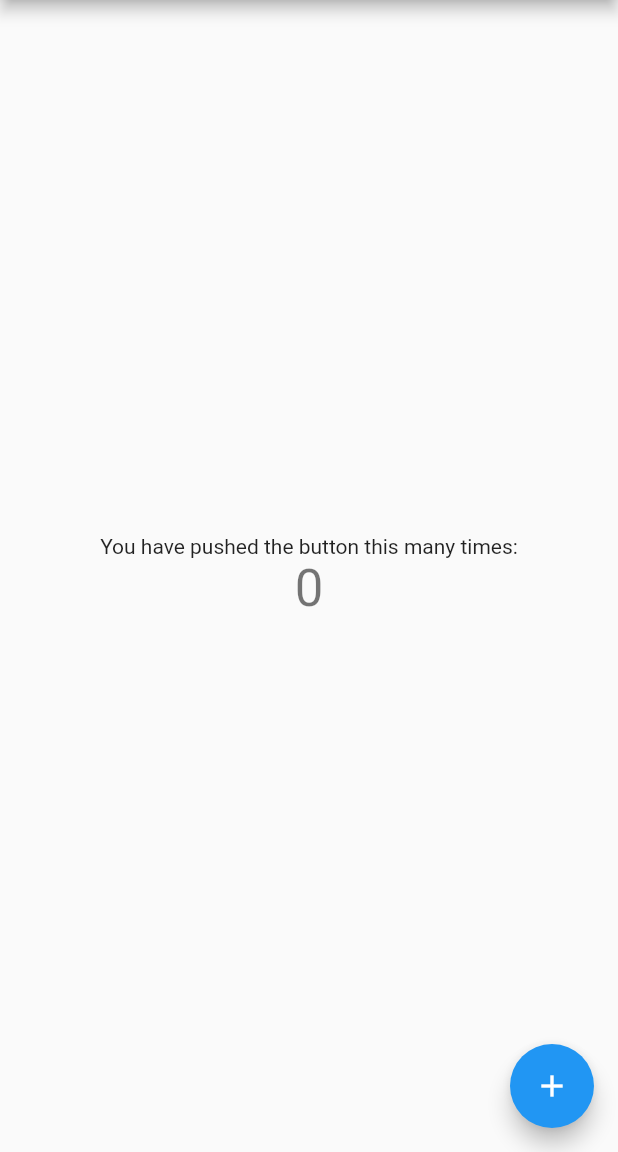
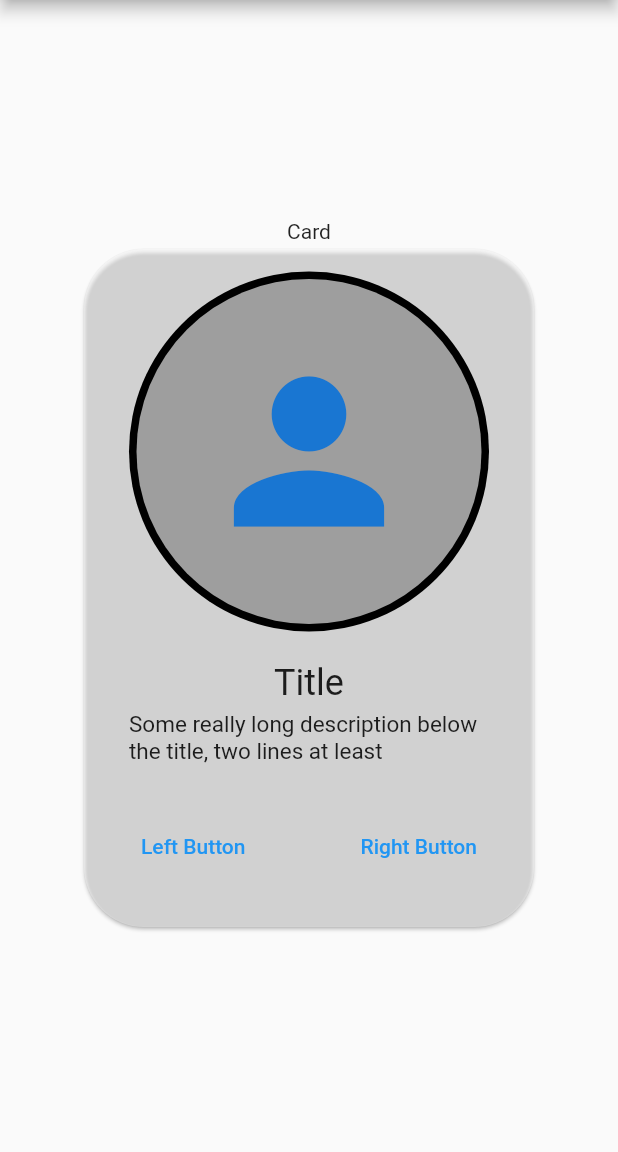
Before and after one commit to KovalskyiVarianti/simple_custom_widget, a Flutter app: the screen it shows after launch, on a phone screen of 412 x 824 dp, the part 84-1236 px from its top. Run offline on Flutter 3.47's test engine with Material 2 defaults, Android fonts, the phone set to English and light mode, and no system bars.

Commit message:
added custom card with state

```diff
--- a/lib/main.dart
+++ b/lib/main.dart
@@ -1,4 +1,5 @@
 import 'package:flutter/material.dart';
+import 'dart:math' as math;
 
 void main() {
   runApp(const MyApp());
@@ -7,109 +8,137 @@ void main() {
 class MyApp extends StatelessWidget {
   const MyApp({super.key});
 
-  // This widget is the root of your application.
   @override
   Widget build(BuildContext context) {
     return MaterialApp(
-      title: 'Flutter Demo',
+      title: 'Simple custom widget',
       theme: ThemeData(
-        // This is the theme of your application.
-        //
-        // Try running your application with "flutter run". You'll see the
-        // application has a blue toolbar. Then, without quitting the app, try
-        // changing the primarySwatch below to Colors.green and then invoke
-        // "hot reload" (press "r" in the console where you ran "flutter run",
-        // or simply save your changes to "hot reload" in a Flutter IDE).
-        // Notice that the counter didn't reset back to zero; the application
-        // is not restarted.
         primarySwatch: Colors.blue,
       ),
-      home: const MyHomePage(title: 'Flutter Demo Home Page'),
+      home: const StartPage(title: 'Flutter Demo Home Page'),
     );
   }
 }
 
-class MyHomePage extends StatefulWidget {
-  const MyHomePage({super.key, required this.title});
-
-  // This widget is the home page of your application. It is stateful, meaning
-  // that it has a State object (defined below) that contains fields that affect
-  // how it looks.
-
-  // This class is the configuration for the state. It holds the values (in this
-  // case the title) provided by the parent (in this case the App widget) and
-  // used by the build method of the State. Fields in a Widget subclass are
-  // always marked "final".
+class StartPage extends StatelessWidget {
+  const StartPage({super.key, required this.title});
 
   final String title;
 
   @override
-  State<MyHomePage> createState() => _MyHomePageState();
+  Widget build(BuildContext context) {
+    return Scaffold(
+      appBar: AppBar(
+        title: Text(title),
+      ),
+      body: const SimpleCustomWidget(name: "Card"),
+    );
+  }
 }
 
-class _MyHomePageState extends State<MyHomePage> {
-  int _counter = 0;
+class SimpleCustomWidget extends StatelessWidget {
+  const SimpleCustomWidget({super.key, required this.name});
 
-  void _incrementCounter() {
+  final String name;
+
+  @override
+  Widget build(BuildContext context) {
+    return Center(
+      child: Column(
+        mainAxisAlignment: MainAxisAlignment.center,
+        children: [
+          Text(name),
+          const StatefulCard(),
+        ],
+      ),
+    );
+  }
+}
+
+class StatefulCard extends StatefulWidget {
+  const StatefulCard({super.key});
+
+  @override
+  State<StatefulWidget> createState() => _StatefulCardState();
+}
+
+class _StatefulCardState extends State<StatefulCard> {
+  Color cardColor = Colors.white38;
+  Color avatarColor = Colors.grey;
+
+  void changeCardColor() {
     setState(() {
-      // This call to setState tells the Flutter framework that something has
-      // changed in this State, which causes it to rerun the build method below
-      // so that the display can reflect the updated values. If we changed
-      // _counter without calling setState(), then the build method would not be
-      // called again, and so nothing would appear to happen.
-      _counter++;
+      cardColor = Color((math.Random().nextDouble() * 0xFFFFFF).toInt())
+          .withOpacity(1.0);
+    });
+  }
+
+  void changeAvatarColor() {
+    setState(() {
+      avatarColor = Color((math.Random().nextDouble() * 0xFFFFFF).toInt())
+          .withOpacity(1.0);
     });
   }
 
   @override
   Widget build(BuildContext context) {
-    // This method is rerun every time setState is called, for instance as done
-    // by the _incrementCounter method above.
-    //
-    // The Flutter framework has been optimized to make rerunning build methods
-    // fast, so that you can just rebuild anything that needs updating rather
-    // than having to individually change instances of widgets.
-    return Scaffold(
-      appBar: AppBar(
-        // Here we take the value from the MyHomePage object that was created by
-        // the App.build method, and use it to set our appbar title.
-        title: Text(widget.title),
+    return Card(
+      shape: RoundedRectangleBorder(
+        borderRadius: BorderRadius.circular(40.0),
       ),
-      body: Center(
-        // Center is a layout widget. It takes a single child and positions it
-        // in the middle of the parent.
-        child: Column(
-          // Column is also a layout widget. It takes a list of children and
-          // arranges them vertically. By default, it sizes itself to fit its
-          // children horizontally, and tries to be as tall as its parent.
-          //
-          // Invoke "debug painting" (press "p" in the console, choose the
-          // "Toggle Debug Paint" action from the Flutter Inspector in Android
-          // Studio, or the "Toggle Debug Paint" command in Visual Studio Code)
-          // to see the wireframe for each widget.
-          //
-          // Column has various properties to control how it sizes itself and
-          // how it positions its children. Here we use mainAxisAlignment to
-          // center the children vertically; the main axis here is the vertical
-          // axis because Columns are vertical (the cross axis would be
-          // horizontal).
-          mainAxisAlignment: MainAxisAlignment.center,
-          children: <Widget>[
-            const Text(
-              'You have pushed the button this many times:',
+      color: cardColor,
+      child: Column(
+        mainAxisSize: MainAxisSize.max,
+        children: [
+          SizedBox(
+            width: 300,
+            child: Column(
+              children: [
+                Padding(
+                  padding: const EdgeInsets.all(15),
+                  child: CircleAvatar(
+                    backgroundColor: Colors.black,
+                    radius: 120,
+                    child: CircleAvatar(
+                      backgroundColor: avatarColor,
+                      radius: 115,
+                      child: const Icon(Icons.person, size: 150),
+                    ),
+                  ),
+                ),
+                const Padding(
+                  padding: EdgeInsets.all(5),
+                  child: Text(
+                    "Title",
+                    style: TextStyle(fontSize: 24),
+                  ),
+                ),
+                const Padding(
+                  padding: EdgeInsets.symmetric(horizontal: 30),
+                  child: Text(
+                    "Some really long description below the title, two lines at least",
+                    style: TextStyle(fontSize: 15),
+                  ),
+                ),
+                ButtonBar(
+                  buttonPadding: const EdgeInsets.symmetric(horizontal: 30),
+                  alignment: MainAxisAlignment.spaceBetween,
+                  children: [
+                    TextButton(
+                      onPressed: changeCardColor,
+                      child: const Text("Left Button"),
+                    ),
+                    TextButton(
+                      onPressed: changeAvatarColor,
+                      child: const Text("Right Button"),
+                    ),
+                  ],
+                )
+              ],
             ),
-            Text(
-              '$_counter',
-              style: Theme.of(context).textTheme.headline4,
-            ),
-          ],
-        ),
+          )
+        ],
       ),
-      floatingActionButton: FloatingActionButton(
-        onPressed: _incrementCounter,
-        tooltip: 'Increment',
-        child: const Icon(Icons.add),
-      ), // This trailing comma makes auto-formatting nicer for build methods.
     );
   }
 }
```
